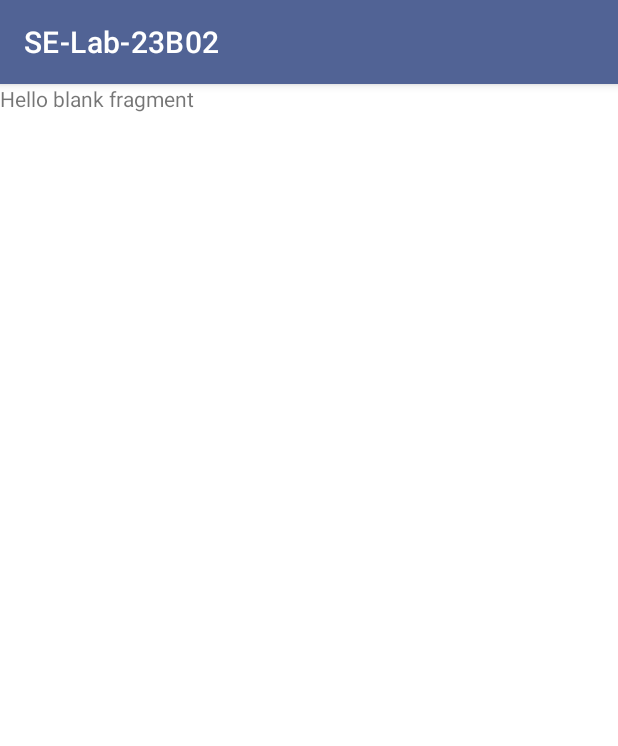
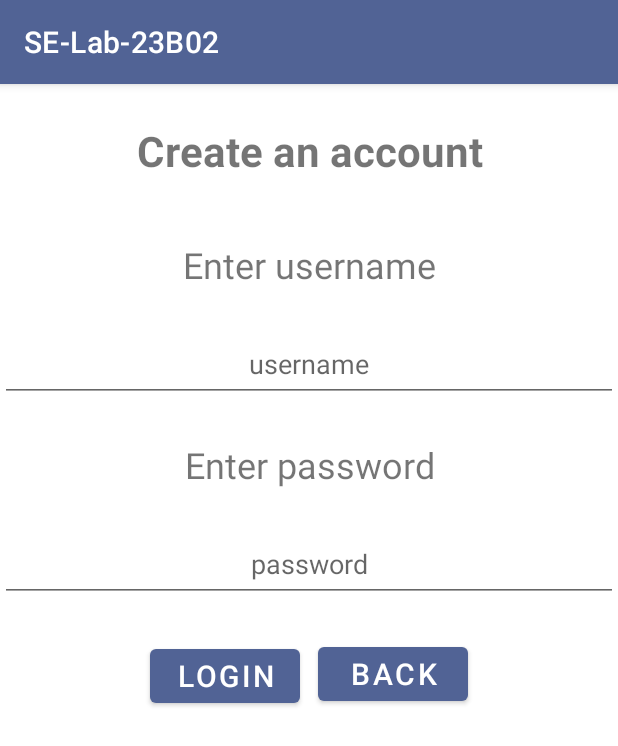
Before and after one commit to ChristopherRobinThomas/SELabs, an Android app: the fragment MultiUserCreateNewUserFragment placed in its activity, on a phone screen of 412 x 824 dp. Shown: the top 746 px of the screen. Run offline under Robolectric (Android 15) with nearby library versions, the phone set to English and light mode, and no system bars.

Commit message:
Create new User fragment

```diff
--- a/project/app/src/main/java/com/example/se_lab_23b02/DataSavingHelper.java
+++ b/project/app/src/main/java/com/example/se_lab_23b02/DataSavingHelper.java
@@ -57,6 +57,7 @@ public class DataSavingHelper {
     public void writeDataToInternalStorage (String filename, String data, Context context, boolean append) {
         //Important for multiuser -> everyone gets a file plus it's local ID
         filename += getCurrentUserId(context);
+
         if (append) {
             accessInternalStorage(filename, data, context, Context.MODE_APPEND);
         } else {
--- a/project/app/src/main/res/layout/fragment_multi_user_create_new_user.xml
+++ b/project/app/src/main/res/layout/fragment_multi_user_create_new_user.xml
@@ -1,14 +1,116 @@
 <?xml version="1.0" encoding="utf-8"?>
-<FrameLayout xmlns:android="http://schemas.android.com/apk/res/android"
+<androidx.constraintlayout.widget.ConstraintLayout xmlns:android="http://schemas.android.com/apk/res/android"
+    xmlns:app="http://schemas.android.com/apk/res-auto"
     xmlns:tools="http://schemas.android.com/tools"
     android:layout_width="match_parent"
     android:layout_height="match_parent"
     tools:context=".MultiUserCreateNewUserFragment">
 
-    <!-- TODO: Update blank fragment layout -->
-    <TextView
+
+    <androidx.constraintlayout.widget.ConstraintLayout
+        android:id="@+id/linearLayout"
         android:layout_width="match_parent"
-        android:layout_height="match_parent"
-        android:text="@string/hello_blank_fragment" />
+        android:layout_height="wrap_content"
+        android:orientation="vertical"
+        tools:ignore="ExtraText">
 
-</FrameLayout>
+        <LinearLayout
+            android:layout_width="match_parent"
+            android:layout_height="wrap_content"
+            tools:ignore="MissingConstraints" />
+
+        <TextView
+            android:id="@+id/CreateNewUser_Headline"
+            android:layout_width="match_parent"
+            android:layout_height="53dp"
+            android:layout_marginStart="25dp"
+            android:layout_marginTop="25dp"
+            android:layout_marginEnd="25dp"
+            android:text="Create an account"
+            android:textAlignment="center"
+            android:textStyle="bold"
+            android:textSize="28sp"
+            app:layout_constraintEnd_toEndOf="parent"
+            app:layout_constraintHorizontal_bias="0.0"
+            app:layout_constraintStart_toStartOf="parent"
+            app:layout_constraintTop_toTopOf="parent" />
+        <TextView
+            android:id="@+id/CreateNewUser_UsernameTextView"
+            android:layout_width="match_parent"
+            android:layout_height="match_parent"
+            android:layout_marginTop="25dp"
+            app:layout_constraintEnd_toEndOf="parent"
+            app:layout_constraintHorizontal_bias="0.0"
+            app:layout_constraintStart_toStartOf="parent"
+            app:layout_constraintTop_toBottomOf="@id/CreateNewUser_Headline"
+            android:textAlignment="center"
+            android:textSize="24dp"
+            android:text="Enter username"/>
+
+        <com.google.android.material.textfield.TextInputEditText
+            android:id="@+id/CreateNewUser_UsernameTextField"
+            android:layout_width="match_parent"
+            android:layout_height="50dp"
+            android:layout_marginTop="25dp"
+            android:hint="username"
+            android:textAlignment="center"
+            app:layout_constraintEnd_toEndOf="parent"
+            app:layout_constraintHorizontal_bias="0.0"
+            app:layout_constraintStart_toStartOf="parent"
+            app:layout_constraintTop_toBottomOf="@id/CreateNewUser_UsernameTextView" />
+
+        <TextView
+            android:id="@+id/CreateNewUser_PasswordTextView"
+            android:layout_width="match_parent"
+            android:layout_height="match_parent"
+            android:layout_marginTop="25dp"
+            app:layout_constraintEnd_toEndOf="parent"
+            app:layout_constraintHorizontal_bias="0.0"
+            app:layout_constraintStart_toStartOf="parent"
+            app:layout_constraintTop_toBottomOf="@id/CreateNewUser_UsernameTextField"
+            android:textAlignment="center"
+            android:textSize="24dp"
+            android:text="Enter password"/>
+
+        <com.google.android.material.textfield.TextInputEditText
+            android:id="@+id/CreateNewUser_PasswordTextField"
+            android:layout_width="match_parent"
+            android:layout_height="50dp"
+            android:layout_marginTop="25dp"
+            app:layout_constraintEnd_toEndOf="parent"
+            android:hint="password"
+            android:textAlignment="center"
+            app:layout_constraintHorizontal_bias="0.0"
+            app:layout_constraintStart_toStartOf="parent"
+            app:layout_constraintTop_toBottomOf="@id/CreateNewUser_PasswordTextView" />
+
+        <Button
+            android:id="@+id/CreateNewUser_LoginButton"
+            android:layout_width="100dp"
+            android:layout_height="match_parent"
+            android:layout_marginLeft="100dp"
+            android:layout_marginTop="25dp"
+            android:text="Login"
+            android:textSize="20dp"
+            app:layout_constraintEnd_toEndOf="parent"
+            app:layout_constraintHorizontal_bias="0.0"
+            app:layout_constraintStart_toStartOf="parent"
+            app:layout_constraintTop_toBottomOf="@id/CreateNewUser_PasswordTextField" />
+
+        <Button
+            android:id="@+id/CreateNewUser_BackButton"
+            android:layout_width="100dp"
+            android:layout_height="match_parent"
+            android:layout_marginTop="24dp"
+            android:layout_marginRight="100dp"
+            android:text="Back"
+            android:textSize="20dp"
+            app:layout_constraintEnd_toEndOf="parent"
+            app:layout_constraintHorizontal_bias="1.0"
+            app:layout_constraintLeft_toRightOf="@id/CreateNewUser_LoginButton"
+            app:layout_constraintStart_toEndOf="@+id/CreateNewUser_LoginButton"
+            app:layout_constraintTop_toBottomOf="@id/CreateNewUser_PasswordTextField" />
+
+
+    </androidx.constraintlayout.widget.ConstraintLayout>
+</androidx.constraintlayout.widget.ConstraintLayout>
```
